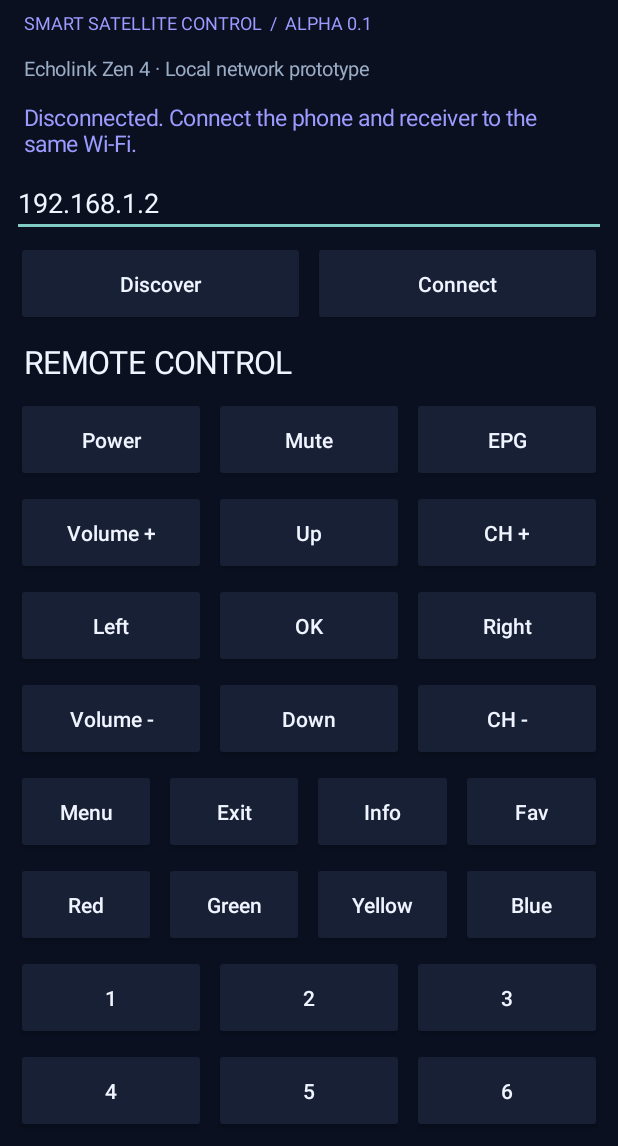
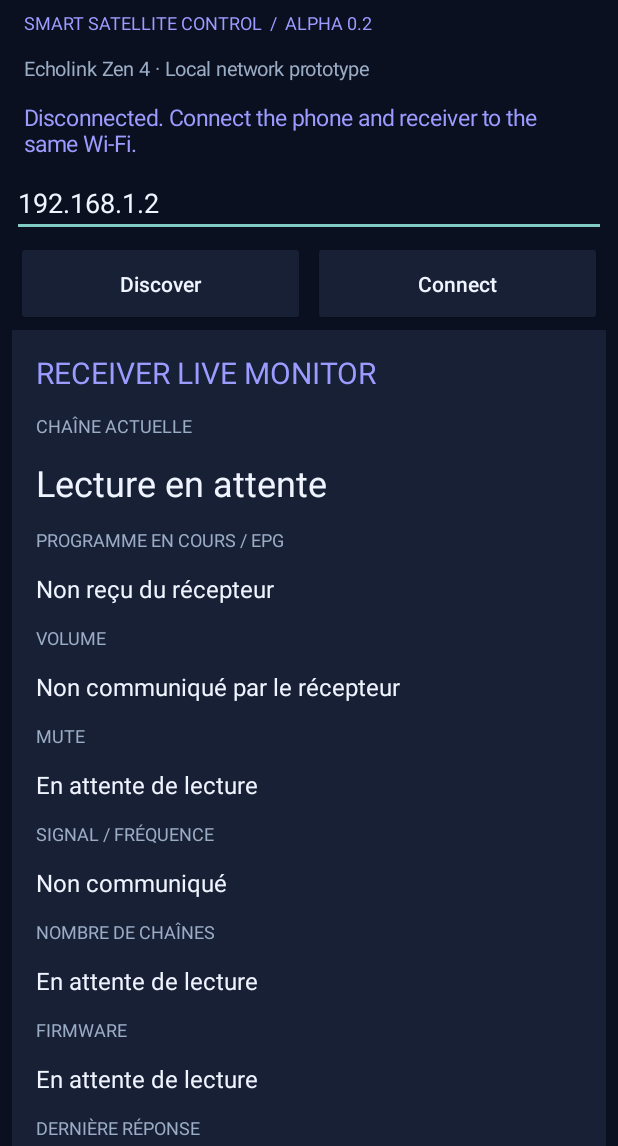
Before and after one commit to anzaar/SatNova, an Android app: the screen it shows after launch (MainActivity), on a phone screen of 412 x 824 dp, the part 90-1236 px from its top. Run offline under Robolectric (Android 15) with nearby library versions, the phone set to English and light mode, and no system bars.

Commit message:
SatNova 0.2: add prominent receiver live dashboard and scheduled refresh UI

```diff
--- a/app/src/main/java/com/satnova/alpha/MainActivity.kt
+++ b/app/src/main/java/com/satnova/alpha/MainActivity.kt
@@ -13,6 +13,13 @@ import android.widget.LinearLayout
 import android.widget.ScrollView
 import android.widget.TextView
 import java.io.InputStream
+import java.io.ByteArrayInputStream
+import java.util.zip.InflaterInputStream
+import org.json.JSONArray
+import org.json.JSONObject
+import org.json.JSONTokener
+import java.util.concurrent.TimeUnit
+import java.util.concurrent.ConcurrentHashMap
 import java.net.DatagramPacket
 import java.net.DatagramSocket
 import java.net.InetSocketAddress
@@ -34,6 +41,13 @@ class MainActivity : Activity() {
     private lateinit var connectButton: Button
     private val work = Executors.newSingleThreadExecutor()
     private val discoveryWork = Executors.newSingleThreadExecutor()
+    private val monitorWork = Executors.newSingleThreadScheduledExecutor()
+    private val fieldViews = linkedMapOf<String,TextView>()
+    private val channelNames = ConcurrentHashMap<String,String>()
+    @Volatile private var currentChannelId = ""
+    @Volatile private var totalChannelCount = 0
+    @Volatile private var nextChannelIndex = 0
+    private var monitorTicks = 0
     @Volatile private var socket: Socket? = null
     @Volatile private var verified = false
     @Volatile private var jsonMode = true
@@ -79,12 +93,14 @@ class MainActivity : Activity() {
     }
     override fun onCreate(savedInstanceState: Bundle?) {
         super.onCreate(savedInstanceState)
-        val scroll = ScrollView(this).apply { setBackgroundColor(bg); isFillViewport = true }
+        window.statusBarColor = bg
+        window.navigationBarColor = bg
+        val scroll = ScrollView(this).apply { setBackgroundColor(bg); isFillViewport = true; fitsSystemWindows = true }
         val root = column()
         scroll.addView(root)
         val title = label("SATNOVA", 29f).apply { setTypeface(null, Typeface.BOLD) }
         root.addView(title)
-        root.addView(label("SMART SATELLITE CONTROL  /  ALPHA 0.1", 12f, accent))
+        root.addView(label("SMART SATELLITE CONTROL  /  ALPHA 0.2", 12f, accent))
         root.addView(label("Echolink Zen 4 · Local network prototype", 13f, muted))
         status = label("Disconnected. Connect the phone and receiver to the same Wi-Fi.", 15f, accent)
         root.addView(status)
@@ -99,6 +115,35 @@ class MainActivity : Activity() {
         connectButton = button("Connect", connection) {
             if (verified) work.execute { disconnect(); report("Disconnected") }
             else connect(ip.text.toString().trim())
+        }
+
+        val monitor = column().apply { setBackgroundColor(surface) }
+        monitor.addView(label("RECEIVER LIVE MONITOR", 20f, accent))
+        val fields = listOf(
+            "Chaîne actuelle" to "Lecture en attente",
+            "Programme en cours / EPG" to "Non reçu du récepteur",
+            "Volume" to "Non communiqué par le récepteur",
+            "Mute" to "En attente de lecture",
+            "Signal / fréquence" to "Non communiqué",
+            "Nombre de chaînes" to "En attente de lecture",
+            "Firmware" to "En attente de lecture",
+            "Dernière réponse" to "—",
+            "Dernière commande envoyée" to "Aucune",
+            "Données brutes reçues" to "Aucune"
+        )
+        for ((key,value) in fields) {
+            monitor.addView(label(key.uppercase(), 12f, muted))
+            val v=label(value, if(key=="Chaîne actuelle") 24f else 16f,fg)
+            fieldViews[key]=v
+            monitor.addView(v)
+        }
+        root.addView(monitor)
+        val refreshLine = row(root)
+        button("Actualiser l'état",refreshLine) {
+            if (!verified) report("Connect first") else work.execute {
+                try { requestState(15);requestState(3);requestState(19) }
+                catch (e:Exception) { report("Refresh: "+e.message) }
+            }
         }
         root.addView(label("REMOTE CONTROL", 21f))
         val power = row(root)
@@ -140,7 +185,20 @@ class MainActivity : Activity() {
         root.addView(diagnostics)
         root.addView(label("No ads. No cloud. Keep port 20000 private. Debug build — not hardware tested.", 12f, muted))
         setContentView(scroll)
+        monitorWork.scheduleWithFixedDelay({
+            if (verified) work.execute {
+                try {
+                    requestState(3)
+                    requestState(19)
+                    monitorTicks++
+                    if(monitorTicks%6==0)requestState(15)
+                    if(monitorTicks%3==0)requestState(26)
+                } catch (e:Exception){report("Monitor: "+e.message)}
+            }
+        },3,4,TimeUnit.SECONDS)
     }
+    private fun showField(key:String,value:String)=runOnUiThread { fieldViews[key]?.text=value }
+
     private fun isPrivate(host: String): Boolean {
         val p = host.split('.')
         if (p.size != 4) return false
@@ -273,6 +331,7 @@ class MainActivity : Activity() {
         disconnect()
         work.shutdownNow()
         discoveryWork.shutdownNow()
+        monitorWork.shutdownNow()
         super.onDestroy()
     }
 }
```
